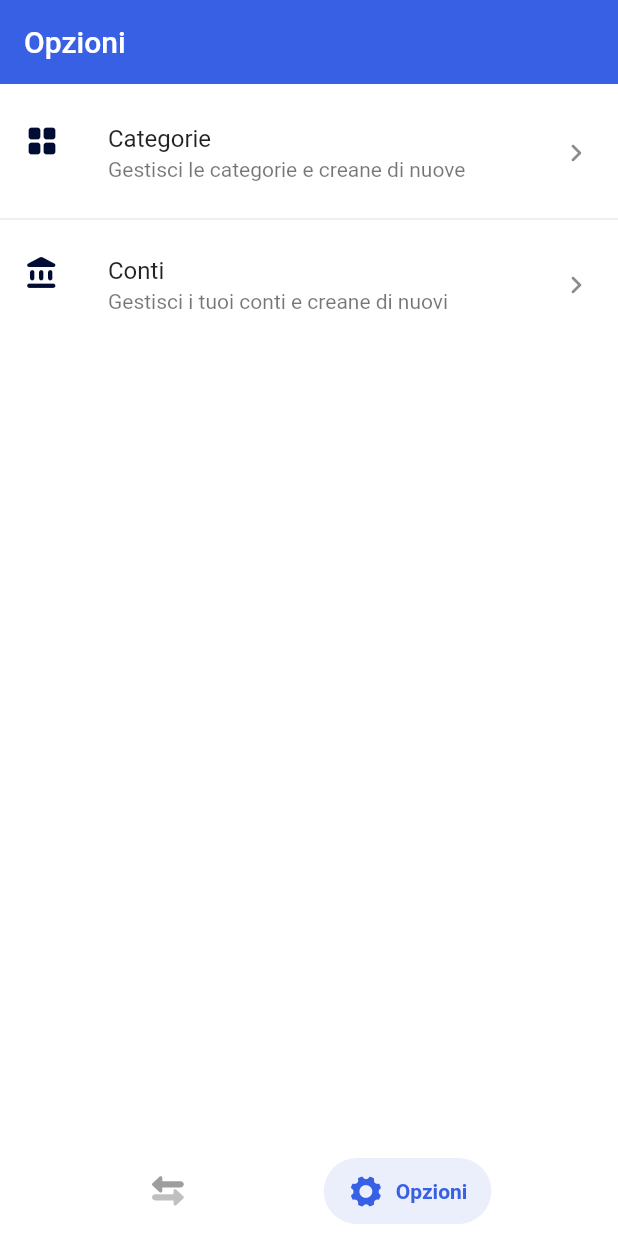
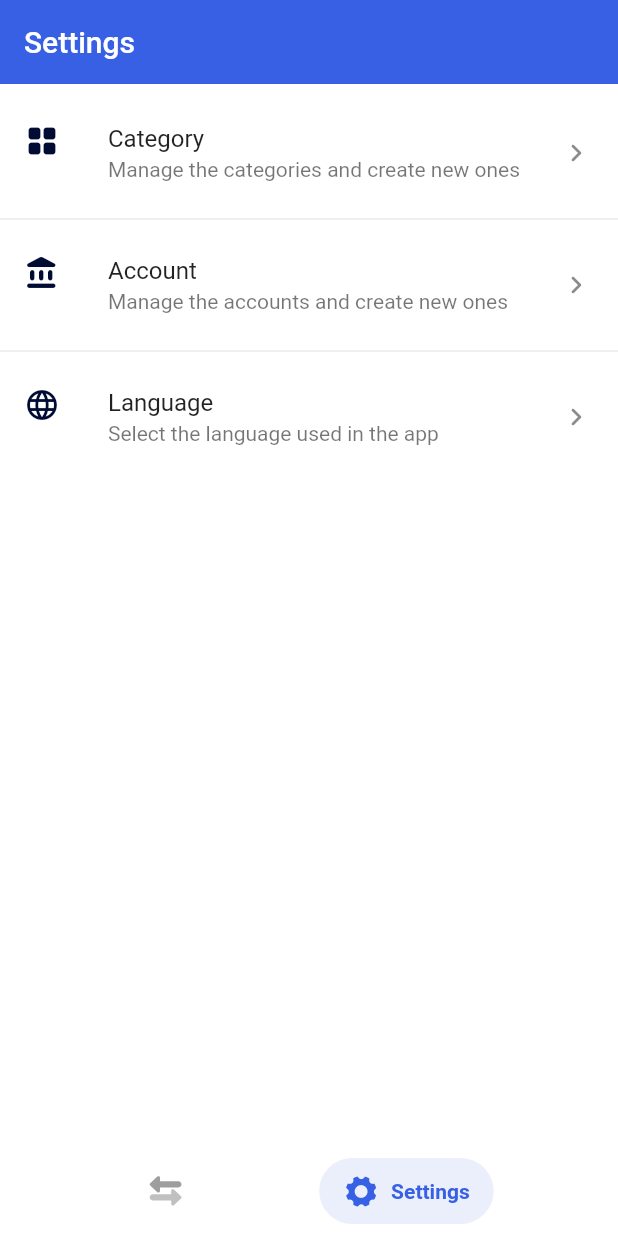
Before and after one commit to ernestodecrecchio/Moneye-Money-Manager, a Flutter app: the screen it shows after launch, item 2 of the bottom bar chosen, on a phone screen of 412 x 824 dp. Run offline on Flutter 3.47's test engine with Material 2 defaults, Android fonts, the phone set to English and light mode, and no system bars; drawn by our look-alikes of salomon_bottom_bar; our stand-ins replace fl_chart, flutter_slidable, flutter_svg, sqflite; accounts and stored records are empty; generated files the repository leaves out were written again.

Commit message:
Added IT and ENG locale

```diff
--- a/expense_tracker/lib/l10n/app_en.arb
+++ b/expense_tracker/lib/l10n/app_en.arb
@@ -1,6 +1,73 @@
 {
-    "language": "English",
+    "financialOverviewForThisMonth": "The financial overview for this month",
+     "@financialOverviewForThisMonth": {
+        "description": "The financial overview for this month label"
+    },
+
+    "totalBalance": "Total balance",
+    "@totalBalance": {
+       "description": "Total balance label"
+    },
+
+    "income": "Income",
+    "@income": {
+       "description": "Income label"
+    },
+
+    "outcome": "Outcome",
+    "@outcome": {
+       "description": "Outcome label"
+    },
+
+    "yourAccounts": "Your accounts",
+    "@yourAccounts": {
+       "description": "Your accounts label"
+    },
+
+    "lastTransactions": "Last transactions",
+    "@lastTransactions": {
+       "description": "Last transactions label"
+    },
+
+    "viewAll": "View all",
+    "@viewAll": {
+       "description": "View all label"
+    },
+
+
+
+    "settings": "Settings",
+     "@settings": {
+        "description": "Settings label"
+    },
+
+    "categories": "Category",
+    "@categories": {
+       "description": "Category label"
+    },
+
+    "categoriesOptionDescription": "Manage the categories and create new ones",
+    "@categoriesOptionDescription": {
+        "description": "The description of the category option"
+    },
+
+    "accounts": "Account",
+    "@accounts": {
+       "description": "Account label"
+    },
+
+    "accountsOptionDescription": "Manage the accounts and create new ones",
+    "@accountsOptionDescription": {
+        "description": "The description of the account option"
+    },
+
+    "language": "Language",
     "@language": {
-        "description": "The current language"
+        "description": "Language label"
+    },
+
+    "languageOptionDescription": "Select the language used in the app",
+    "@languageOptionDescription": {
+        "description": "The description of the language option"
     }
 }
--- a/expense_tracker/lib/l10n/app_es.arb
+++ /dev/null
@@ -1,3 +0,0 @@
-{
-    "language": "Espanol"
-}
--- a/expense_tracker/lib/l10n/app_it.arb
+++ b/expense_tracker/lib/l10n/app_it.arb
@@ -1,3 +1,23 @@
 {
-    "language": "Italiano"
+    "financialOverviewForThisMonth": "Il resoconto finanziario di questo mese",
+    "totalBalance": "Bilancio totale",
+    "income": "Entrate",
+    "outcome": "Uscite",
+    "yourAccounts": "I tuoi conti",
+    "lastTransactions": "Ultime transazioni",
+    "viewAll": "Vedi tutte",
+
+
+
+
+    "settings": "Opzioni",
+
+    "categories": "Categorie",
+    "categoriesOptionDescription": "Gestisci le categorie e creane di nuove",
+
+    "accounts": "Conti",
+    "accountsOptionDescription": "Gestisci i conti e creane di nuovi",
+
+    "language": "Lingua",
+    "languageOptionDescription": "Seleziona la lingua usata in app"
 }
--- a/expense_tracker/lib/main.dart
+++ b/expense_tracker/lib/main.dart
@@ -4,15 +4,17 @@ import 'package:expense_tracker/models/transaction.dart';
 import 'package:expense_tracker/notifiers/account_provider.dart';
 import 'package:expense_tracker/notifiers/category_provider.dart';
 import 'package:expense_tracker/notifiers/central_provider.dart';
+import 'package:expense_tracker/notifiers/locale_provider.dart';
 import 'package:expense_tracker/notifiers/transaction_provider.dart';
 import 'package:expense_tracker/pages/account_detail_page/account_detail_page.dart';
-import 'package:expense_tracker/pages/accounts_page/accounts_list_page.dart';
-import 'package:expense_tracker/pages/categories_page/categories_list_page.dart';
-import 'package:expense_tracker/pages/categories_page/new_category_page.dart';
-import 'package:expense_tracker/pages/accounts_page/new_account_page.dart';
+import 'package:expense_tracker/pages/options_page/accounts_page/accounts_list_page.dart';
+import 'package:expense_tracker/pages/options_page/categories_page/categories_list_page.dart';
+import 'package:expense_tracker/pages/options_page/categories_page/new_category_page.dart';
+import 'package:expense_tracker/pages/options_page/accounts_page/new_account_page.dart';
 import 'package:expense_tracker/pages/common/helper/dismiss_keyboard.dart';
 import 'package:expense_tracker/pages/home_page/all_transaction_list_page.dart';
 import 'package:expense_tracker/pages/new_transaction_flow/new_transaction_page.dart';
+import 'package:expense_tracker/pages/options_page/language_page/languages_list_page.dart';
 import 'package:expense_tracker/pages/tab_bar_page.dart';
 import 'package:flutter/material.dart';
 import 'package:flutter/services.dart';
@@ -58,16 +60,19 @@ class MyApp extends StatelessWidget {
                 ..categoryProvider = categoryProvider,
         ),
       ],
-      child: DismissKeyboard(
+      child: ChangeNotifierProvider(
+        create: (context) => LocaleProvider(),
+        builder: (context, child) {
+          return DismissKeyboard(
             child: MaterialApp(
               title: 'Moneye',
               theme: ThemeData(
                 primarySwatch: Colors.blue,
               ),
+              locale: Provider.of<LocaleProvider>(context).locale,
               supportedLocales: const [
                 Locale('en'),
                 Locale('it'),
-            Locale('es'),
               ],
               localizationsDelegates: const [
                 AppLocalizations.delegate,
@@ -82,7 +87,10 @@ class MyApp extends StatelessWidget {
                     const AllTransactionList(),
                 CategoriesListPage.routeName: (context) =>
                     const CategoriesListPage(),
-            AccountsListPage.routeName: (context) => const AccountsListPage(),
+                AccountsListPage.routeName: (context) =>
+                    const AccountsListPage(),
+                LanguagesListPage.routeName: (context) =>
+                    const LanguagesListPage(),
               },
               onGenerateRoute: (settings) {
                 switch (settings.name) {
@@ -140,6 +148,8 @@ class MyApp extends StatelessWidget {
                 return null;
               },
             ),
+          );
+        },
       ),
     );
   }
--- /dev/null
+++ b/expense_tracker/lib/notifiers/locale_provider.dart
@@ -0,0 +1,19 @@
+import 'package:flutter/material.dart';
+
+class LocaleProvider extends ChangeNotifier {
+  Locale? _locale;
+
+  Locale? get locale => _locale;
+
+  void setLocale(Locale locale) {
+    _locale = locale;
+
+    notifyListeners();
+  }
+
+  void clearLocale() {
+    _locale = null;
+
+    notifyListeners();
+  }
+}
--- a/expense_tracker/lib/pages/account_detail_page/account_detail_page.dart
+++ b/expense_tracker/lib/pages/account_detail_page/account_detail_page.dart
@@ -5,7 +5,7 @@ import 'package:expense_tracker/models/transaction.dart';
 import 'package:expense_tracker/notifiers/account_provider.dart';
 import 'package:expense_tracker/notifiers/transaction_provider.dart';
 import 'package:expense_tracker/pages/account_detail_page/account_pie_chart.dart';
-import 'package:expense_tracker/pages/accounts_page/new_account_page.dart';
+import 'package:expense_tracker/pages/options_page/accounts_page/new_account_page.dart';
 import 'package:expense_tracker/pages/home_page/transaction_list_cell.dart';
 import 'package:expense_tracker/pages/new_transaction_flow/new_transaction_page.dart';
 import 'package:expense_tracker/style.dart';
--- a/expense_tracker/lib/pages/new_transaction_flow/account_selector_dialog.dart
+++ b/expense_tracker/lib/pages/new_transaction_flow/account_selector_dialog.dart
@@ -1,6 +1,6 @@
 import 'package:expense_tracker/models/account.dart';
 import 'package:expense_tracker/notifiers/account_provider.dart';
-import 'package:expense_tracker/pages/accounts_page/new_account_page.dart';
+import 'package:expense_tracker/pages/options_page/accounts_page/new_account_page.dart';
 import 'package:expense_tracker/style.dart';
 import 'package:flutter/material.dart';
 import 'package:flutter_svg/flutter_svg.dart';
--- a/expense_tracker/lib/pages/new_transaction_flow/category_selector_dialog.dart
+++ b/expense_tracker/lib/pages/new_transaction_flow/category_selector_dialog.dart
@@ -1,6 +1,6 @@
 import 'package:expense_tracker/models/category.dart';
 import 'package:expense_tracker/notifiers/category_provider.dart';
-import 'package:expense_tracker/pages/categories_page/new_category_page.dart';
+import 'package:expense_tracker/pages/options_page/categories_page/new_category_page.dart';
 import 'package:expense_tracker/style.dart';
 import 'package:flutter/material.dart';
 import 'package:flutter_svg/flutter_svg.dart';
--- a/expense_tracker/lib/pages/categories_page/category_list_cell.dart
+++ b/expense_tracker/lib/pages/options_page/accounts_page/account_list_cell.dart
@@ -1,26 +1,26 @@
-import 'package:expense_tracker/models/category.dart';
-import 'package:expense_tracker/notifiers/category_provider.dart';
-import 'package:expense_tracker/pages/categories_page/new_category_page.dart';
+import 'package:expense_tracker/models/account.dart';
+import 'package:expense_tracker/notifiers/account_provider.dart';
+import 'package:expense_tracker/pages/options_page/accounts_page/new_account_page.dart';
 import 'package:flutter/material.dart';
 import 'package:flutter_slidable/flutter_slidable.dart';
 import 'package:flutter_svg/flutter_svg.dart';
 import 'package:provider/provider.dart';
 
-class CategoryListCell extends StatelessWidget {
-  final Category category;
+class AccountListCell extends StatelessWidget {
+  final Account account;
 
-  const CategoryListCell({super.key, required this.category});
+  const AccountListCell({super.key, required this.account});
 
   @override
   Widget build(BuildContext context) {
     return Slidable(
-      key: Key(category.id.toString()),
+      key: Key(account.id.toString()),
       startActionPane: ActionPane(
         motion: const ScrollMotion(),
         dismissible: DismissiblePane(
           onDismissed: () async =>
-              await Provider.of<CategoryProvider>(context, listen: false)
-                  .deleteCategory(category),
+              await Provider.of<AccountProvider>(context, listen: false)
+                  .deleteAccount(account),
         ),
         children: [
           _buildDeleteAction(),
@@ -30,8 +30,8 @@ class CategoryListCell extends StatelessWidget {
         motion: const ScrollMotion(),
         dismissible: DismissiblePane(
           onDismissed: () async =>
-              await Provider.of<CategoryProvider>(context, listen: false)
-                  .deleteCategory(category),
+              await Provider.of<AccountProvider>(context, listen: false)
+                  .deleteAccount(account),
         ),
         children: [
           _buildDeleteAction(),
@@ -39,22 +39,22 @@ class CategoryListCell extends StatelessWidget {
       ),
       child: ListTile(
         onTap: () => Navigator.of(context)
-            .pushNamed(NewCategoryPage.routeName, arguments: category),
+            .pushNamed(NewAccountPage.routeName, arguments: account),
         title: Text(
-          category.name,
+          account.name,
           style: const TextStyle(fontSize: 16),
         ),
-        leading: _buildCategoryIcon(category),
+        leading: _buildAccountIcon(account),
         trailing: const Icon(Icons.chevron_right_rounded),
       ),
     );
   }
 
-  _buildCategoryIcon(Category category) {
-    SvgPicture? categoryIcon;
-    if (category.iconPath != null) {
-      categoryIcon = SvgPicture.asset(
-        category.iconPath!,
+  _buildAccountIcon(Account account) {
+    SvgPicture? accountIcon;
+    if (account.iconPath != null) {
+      accountIcon = SvgPicture.asset(
+        account.iconPath!,
         colorFilter: const ColorFilter.mode(
           Colors.white,
           BlendMode.srcIn,
@@ -66,16 +66,16 @@ class CategoryListCell extends StatelessWidget {
       width: 32,
       height: 32,
       padding: const EdgeInsets.all(6),
-      decoration: BoxDecoration(shape: BoxShape.circle, color: category.color),
-      child: categoryIcon,
+      decoration: BoxDecoration(shape: BoxShape.circle, color: account.color),
+      child: accountIcon,
     );
   }
 
   SlidableAction _buildDeleteAction() {
     return SlidableAction(
       onPressed: (context) async =>
-          await Provider.of<CategoryProvider>(context, listen: false)
-              .deleteCategory(category),
+          await Provider.of<AccountProvider>(context, listen: false)
+              .deleteAccount(account),
       backgroundColor: const Color(0xFFFE4A49),
       foregroundColor: Colors.white,
       icon: Icons.delete,
--- a/expense_tracker/lib/pages/accounts_page/accounts_list_page.dart
+++ b/expense_tracker/lib/pages/options_page/accounts_page/accounts_list_page.dart
@@ -1,6 +1,6 @@
 import 'package:expense_tracker/notifiers/account_provider.dart';
-import 'package:expense_tracker/pages/accounts_page/account_list_cell.dart';
-import 'package:expense_tracker/pages/accounts_page/new_account_page.dart';
+import 'package:expense_tracker/pages/options_page/accounts_page/account_list_cell.dart';
+import 'package:expense_tracker/pages/options_page/accounts_page/new_account_page.dart';
 import 'package:expense_tracker/style.dart';
 import 'package:flutter/material.dart';
 import 'package:provider/provider.dart';
--- a/expense_tracker/lib/pages/categories_page/categories_list_page.dart
+++ b/expense_tracker/lib/pages/options_page/categories_page/categories_list_page.dart
@@ -1,6 +1,6 @@
 import 'package:expense_tracker/notifiers/category_provider.dart';
-import 'package:expense_tracker/pages/categories_page/category_list_cell.dart';
-import 'package:expense_tracker/pages/categories_page/new_category_page.dart';
+import 'package:expense_tracker/pages/options_page/categories_page/category_list_cell.dart';
+import 'package:expense_tracker/pages/options_page/categories_page/new_category_page.dart';
 import 'package:expense_tracker/style.dart';
 import 'package:flutter/material.dart';
 import 'package:provider/provider.dart';
--- a/expense_tracker/lib/pages/accounts_page/account_list_cell.dart
+++ b/expense_tracker/lib/pages/options_page/categories_page/category_list_cell.dart
@@ -1,26 +1,26 @@
-import 'package:expense_tracker/models/account.dart';
-import 'package:expense_tracker/notifiers/account_provider.dart';
-import 'package:expense_tracker/pages/accounts_page/new_account_page.dart';
+import 'package:expense_tracker/models/category.dart';
+import 'package:expense_tracker/notifiers/category_provider.dart';
+import 'package:expense_tracker/pages/options_page/categories_page/new_category_page.dart';
 import 'package:flutter/material.dart';
 import 'package:flutter_slidable/flutter_slidable.dart';
 import 'package:flutter_svg/flutter_svg.dart';
 import 'package:provider/provider.dart';
 
-class AccountListCell extends StatelessWidget {
-  final Account account;
+class CategoryListCell extends StatelessWidget {
+  final Category category;
 
-  const AccountListCell({super.key, required this.account});
+  const CategoryListCell({super.key, required this.category});
 
   @override
   Widget build(BuildContext context) {
     return Slidable(
-      key: Key(account.id.toString()),
+      key: Key(category.id.toString()),
       startActionPane: ActionPane(
         motion: const ScrollMotion(),
         dismissible: DismissiblePane(
           onDismissed: () async =>
-              await Provider.of<AccountProvider>(context, listen: false)
-                  .deleteAccount(account),
+              await Provider.of<CategoryProvider>(context, listen: false)
+                  .deleteCategory(category),
         ),
         children: [
           _buildDeleteAction(),
@@ -30,8 +30,8 @@ class AccountListCell extends StatelessWidget {
         motion: const ScrollMotion(),
         dismissible: DismissiblePane(
           onDismissed: () async =>
-              await Provider.of<AccountProvider>(context, listen: false)
-                  .deleteAccount(account),
+              await Provider.of<CategoryProvider>(context, listen: false)
+                  .deleteCategory(category),
         ),
         children: [
           _buildDeleteAction(),
@@ -39,22 +39,22 @@ class AccountListCell extends StatelessWidget {
       ),
       child: ListTile(
         onTap: () => Navigator.of(context)
-            .pushNamed(NewAccountPage.routeName, arguments: account),
+            .pushNamed(NewCategoryPage.routeName, arguments: category),
         title: Text(
-          account.name,
+          category.name,
           style: const TextStyle(fontSize: 16),
         ),
-        leading: _buildAccountIcon(account),
+        leading: _buildCategoryIcon(category),
         trailing: const Icon(Icons.chevron_right_rounded),
       ),
     );
   }
 
-  _buildAccountIcon(Account account) {
-    SvgPicture? accountIcon;
-    if (account.iconPath != null) {
-      accountIcon = SvgPicture.asset(
-        account.iconPath!,
+  _buildCategoryIcon(Category category) {
+    SvgPicture? categoryIcon;
+    if (category.iconPath != null) {
+      categoryIcon = SvgPicture.asset(
+        category.iconPath!,
         colorFilter: const ColorFilter.mode(
           Colors.white,
           BlendMode.srcIn,
@@ -66,16 +66,16 @@ class AccountListCell extends StatelessWidget {
       width: 32,
       height: 32,
       padding: const EdgeInsets.all(6),
-      decoration: BoxDecoration(shape: BoxShape.circle, color: account.color),
-      child: accountIcon,
+      decoration: BoxDecoration(shape: BoxShape.circle, color: category.color),
+      child: categoryIcon,
     );
   }
 
   SlidableAction _buildDeleteAction() {
     return SlidableAction(
       onPressed: (context) async =>
-          await Provider.of<AccountProvider>(context, listen: false)
-              .deleteAccount(account),
+          await Provider.of<CategoryProvider>(context, listen: false)
+              .deleteCategory(category),
       backgroundColor: const Color(0xFFFE4A49),
       foregroundColor: Colors.white,
       icon: Icons.delete,
--- a/expense_tracker/lib/pages/options_page/options_page.dart
+++ b/expense_tracker/lib/pages/options_page/options_page.dart
@@ -1,7 +1,9 @@
-import 'package:expense_tracker/pages/accounts_page/accounts_list_page.dart';
-import 'package:expense_tracker/pages/categories_page/categories_list_page.dart';
+import 'package:expense_tracker/pages/options_page/accounts_page/accounts_list_page.dart';
+import 'package:expense_tracker/pages/options_page/categories_page/categories_list_page.dart';
+import 'package:expense_tracker/pages/options_page/language_page/languages_list_page.dart';
 import 'package:expense_tracker/style.dart';
 import 'package:flutter/material.dart';
+import 'package:flutter_gen/gen_l10n/app_localizations.dart';
 
 class OptionsPage extends StatelessWidget {
   const OptionsPage({super.key});
@@ -10,7 +12,7 @@ class OptionsPage extends StatelessWidget {
   Widget build(BuildContext context) {
     return Scaffold(
       appBar: AppBar(
-        title: const Text('Opzioni'),
+        title: Text(AppLocalizations.of(context)!.settings),
         backgroundColor: CustomColors.blue,
         elevation: 0,
       ),
@@ -30,8 +32,9 @@ class OptionsPage extends StatelessWidget {
             Icons.grid_view_rounded,
             color: CustomColors.darkBlue,
           ),
-          title: const Text('Categorie'),
-          subtitle: const Text('Gestisci le categorie e creane di nuove'),
+          title: Text(AppLocalizations.of(context)!.categories),
+          subtitle:
+              Text(AppLocalizations.of(context)!.categoriesOptionDescription),
           trailing: const Icon(Icons.chevron_right_rounded),
           onTap: () =>
               Navigator.of(context).pushNamed(CategoriesListPage.routeName),
@@ -42,11 +45,25 @@ class OptionsPage extends StatelessWidget {
             Icons.account_balance_rounded,
             color: CustomColors.darkBlue,
           ),
-          title: const Text('Conti'),
-          subtitle: const Text('Gestisci i tuoi conti e creane di nuovi'),
+          title: Text(AppLocalizations.of(context)!.accounts),
+          subtitle:
+              Text(AppLocalizations.of(context)!.accountsOptionDescription),
           trailing: const Icon(Icons.chevron_right_rounded),
           onTap: () =>
               Navigator.of(context).pushNamed(AccountsListPage.routeName),
+        ),
+        const Divider(),
+        ListTile(
+          leading: const Icon(
+            Icons.language_rounded,
+            color: CustomColors.darkBlue,
+          ),
+          title: Text(AppLocalizations.of(context)!.language),
+          subtitle:
+              Text(AppLocalizations.of(context)!.languageOptionDescription),
+          trailing: const Icon(Icons.chevron_right_rounded),
+          onTap: () =>
+              Navigator.of(context).pushNamed(LanguagesListPage.routeName),
         ),
       ],
     );
--- a/expense_tracker/lib/pages/tab_bar_page.dart
+++ b/expense_tracker/lib/pages/tab_bar_page.dart
@@ -9,6 +9,7 @@ import 'package:flutter/material.dart';
 import 'package:flutter_svg/flutter_svg.dart';
 import 'package:provider/provider.dart';
 import 'package:salomon_bottom_bar/salomon_bottom_bar.dart';
+import 'package:flutter_gen/gen_l10n/app_localizations.dart';
 
 class TabBarPage extends StatefulWidget {
   const TabBarPage({Key? key}) : super(key: key);
@@ -56,7 +57,7 @@ class _TabBarPageState extends State<TabBarPage> {
             ),
             SalomonBottomBarItem(
               icon: const Icon(CupertinoIcons.gear_solid),
-              title: const Text('Opzioni'),
+              title: Text(AppLocalizations.of(context)!.settings),
             ),
           ],
         ),
```
Also changed, not shown: expense_tracker/lib/pages/home_page/home_page.dart (+24 -25 lines), expense_tracker/lib/pages/options_page/language_page/languages_list_page.dart (added, +45 -0 lines), expense_tracker/lib/pages/options_page/accounts_page/new_account_page.dart (renamed from expense_tracker/lib/pages/accounts_page/new_account_page.dart), expense_tracker/lib/pages/options_page/categories_page/new_category_page.dart (renamed from expense_tracker/lib/pages/categories_page/new_category_page.dart). Lines whose indentation alone changed are shown as unchanged.
